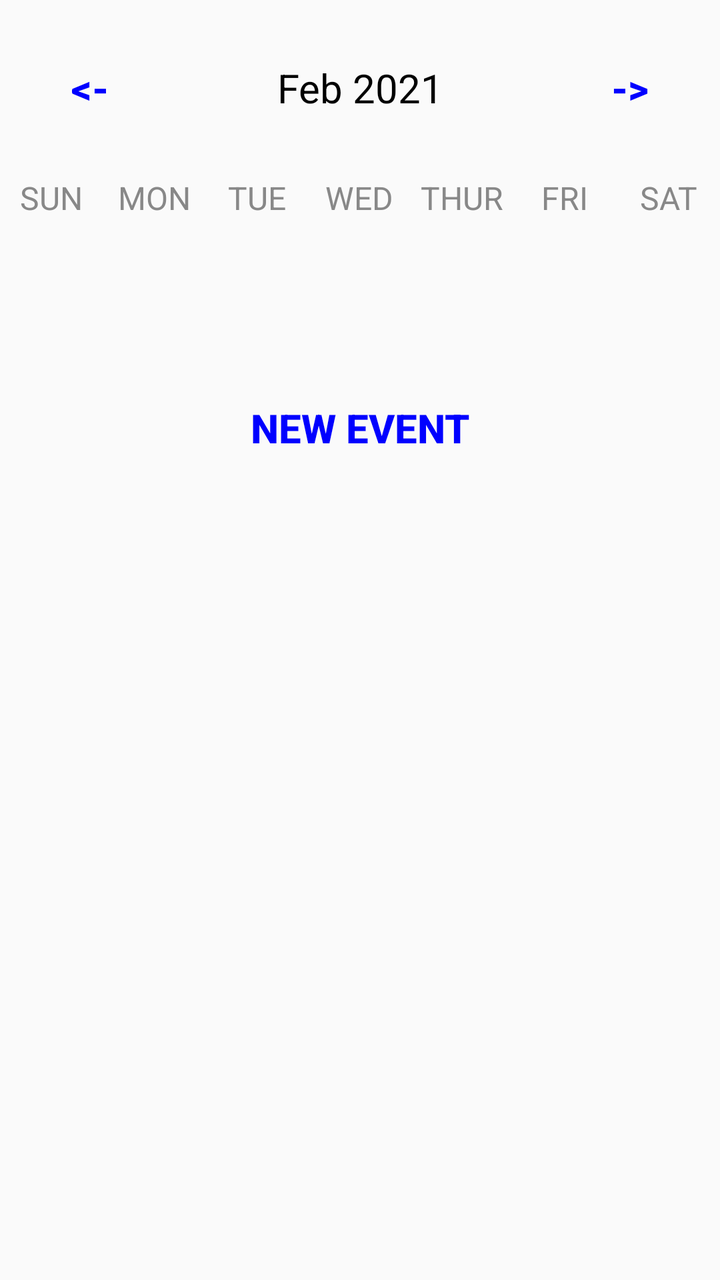
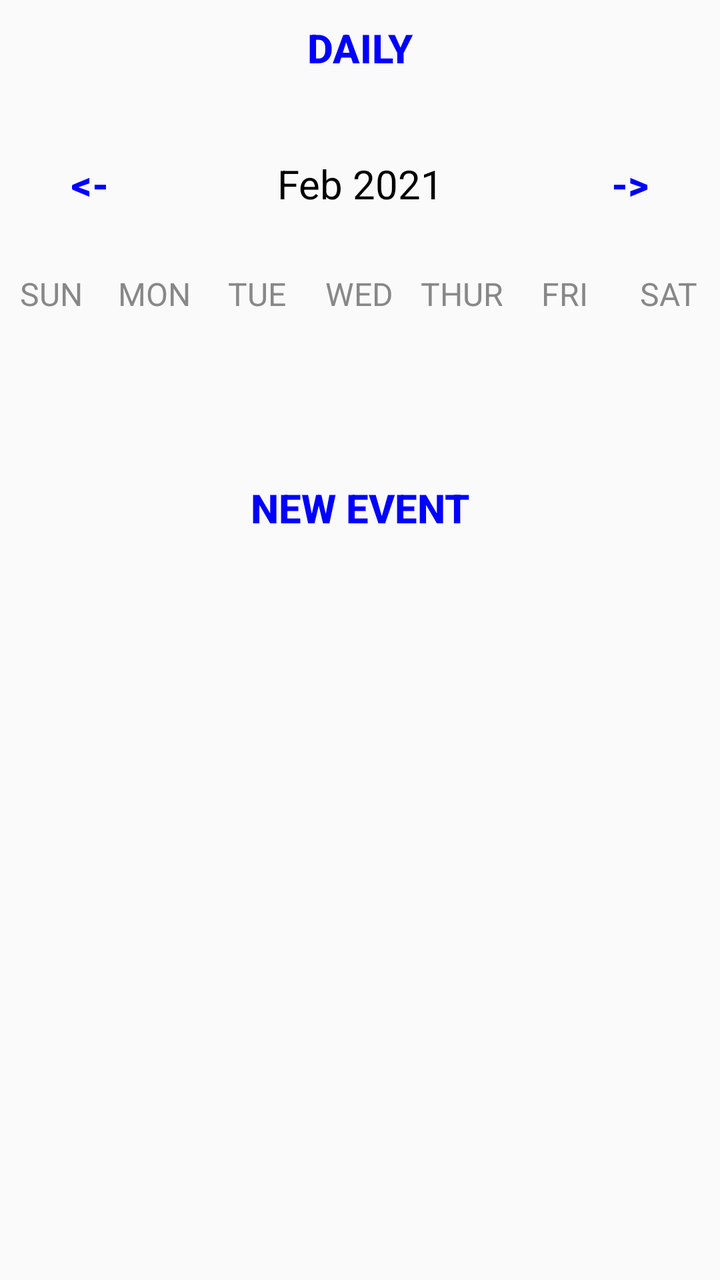

The first picture is an Android layout as it rendered before a commit; the second is the same layout after the commit. The layout source and the unified diff follow.
<!-- AndroidManifest.xml: application theme Theme.Calendar -->
<!-- res/layout/activity_week_view.xml -->
<?xml version="1.0" encoding="utf-8"?>
<LinearLayout
    xmlns:android="http://schemas.android.com/apk/res/android"
    xmlns:app="http://schemas.android.com/apk/res-auto"
    xmlns:tools="http://schemas.android.com/tools"
    android:layout_width="match_parent"
    android:layout_height="match_parent"
    android:orientation="vertical"
    tools:context=".week_view">

    <LinearLayout
        android:layout_width="match_parent"
        android:layout_height="wrap_content"
        android:orientation="horizontal"
        android:layout_marginBottom="20dp"
        android:layout_marginTop="20dp">

        <Button
            android:layout_width="0dp"
            android:layout_height="wrap_content"
            android:layout_weight="1"
            android:text="@string/back"
            android:textColor="@color/blue"
            android:background="@null"
            android:textStyle="bold"
            android:onClick="previousWeekAction"
            android:textSize="20sp"/>

        <TextView
            android:id="@+id/monthYearTV"
            android:layout_width="0dp"
            android:layout_weight="2"
            android:layout_height="wrap_content"
            android:text="Feb 2021"
            android:textSize="20sp"
            android:textAlignment="center"
            android:textColor="@color/black"/>

        <Button
            android:layout_width="0dp"
            android:layout_height="wrap_content"
            android:layout_weight="1"
            android:text="@string/forward"
            android:textColor="@color/blue"
            android:background="@null"
            android:textStyle="bold"
            android:onClick="nextWeekAction"
            android:textSize="20sp"/>

    </LinearLayout>

    <LinearLayout
        android:layout_width="match_parent"
        android:layout_height="wrap_content"
        android:orientation="horizontal">

        <TextView
            android:layout_width="0dp"
            android:layout_height="wrap_content"
            android:layout_weight="1"
            android:text="SUN"
            android:textColor="@color/gray"
            android:textAlignment="center"
            android:textSize="16sp"/>

        <TextView
            android:layout_width="0dp"
            android:layout_height="wrap_content"
            android:layout_weight="1"
            android:text="MON"
            android:textColor="@color/gray"
            android:textAlignment="center"
            android:textSize="16sp"/>

        <TextView
            android:layout_width="0dp"
            android:layout_height="wrap_content"
            android:layout_weight="1"
            android:text="TUE"
            android:textColor="@color/gray"
            android:textAlignment="center"
            android:textSize="16sp"/>

        <TextView
            android:layout_width="0dp"
            android:layout_height="wrap_content"
            android:layout_weight="1"
            android:text="WED"
            android:textColor="@color/gray"
            android:textAlignment="center"
            android:textSize="16sp"/>

        <TextView
            android:layout_width="0dp"
            android:layout_height="wrap_content"
            android:layout_weight="1"
            android:text="THUR"
            android:textColor="@color/gray"
            android:textAlignment="center"
            android:textSize="16sp"/>

        <TextView
            android:layout_width="0dp"
            android:layout_height="wrap_content"
            android:layout_weight="1"
            android:text="FRI"
            android:textColor="@color/gray"
            android:textAlignment="center"
            android:textSize="16sp"/>

        <TextView
            android:layout_width="0dp"
            android:layout_height="wrap_content"
            android:layout_weight="1"
            android:text="SAT"
            android:textColor="@color/gray"
            android:textAlignment="center"
            android:textSize="16sp"/>


    </LinearLayout>


    <androidx.recyclerview.widget.RecyclerView
        android:id="@+id/calendarRecyclerView"
        android:layout_width="match_parent"
        android:layout_height="0dp"
        android:layout_weight="1"/>

    <Button
        android:layout_width="wrap_content"
        android:layout_height="wrap_content"
        android:text="New Event"
        android:textColor="@color/blue"
        android:background="@null"
        android:textStyle="bold"
        android:onClick="newEventAction"
        android:layout_gravity="center"
        android:textSize="20sp"/>

    <ListView
        android:id="@+id/eventListView"
        android:layout_width="match_parent"
        android:layout_height="0dp"
        android:layout_weight="5"/>


</LinearLayout>
<!-- resources referenced by this layout -->
<resources>
  <color name="black">#FF000000</color>
  <color name="blue">#0000FF</color>
  <color name="gray">#888</color>
  <string name="back">&lt;-</string>
  <string name="forward">-&gt;</string>
  <style name="Theme.Calendar" parent="Theme.AppCompat.Light.NoActionBar">
      </style>
</resources>

<!-- the commit's change to res/layout/activity_week_view.xml (unified diff, before → after) -->
@@ -7,6 +7,17 @@
     android:layout_height="match_parent"
     android:orientation="vertical"
     tools:context=".week_view">
+
+    <Button
+        android:layout_width="wrap_content"
+        android:layout_height="wrap_content"
+        android:layout_gravity="center"
+        android:text="Daily"
+        android:textColor="@color/blue"
+        android:background="@null"
+        android:textStyle="bold"
+        android:onClick="dailyAction"
+        android:textSize="20sp"/>
 
     <LinearLayout
         android:layout_width="match_parent"
